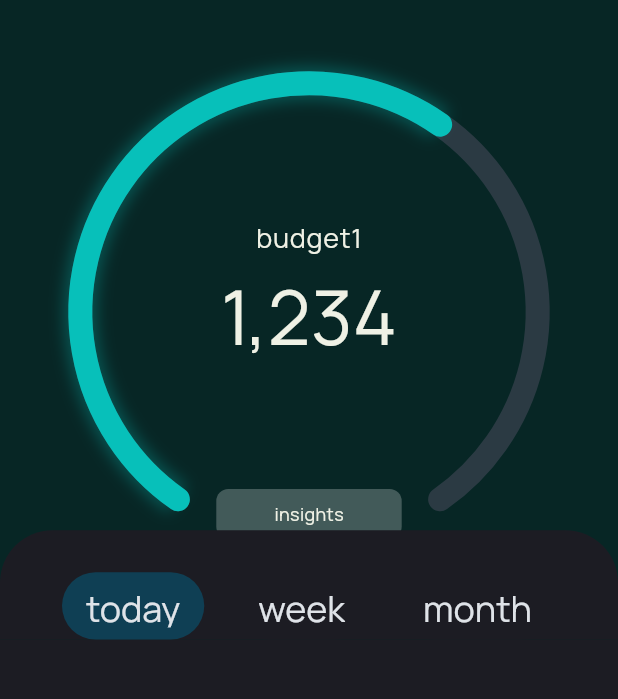
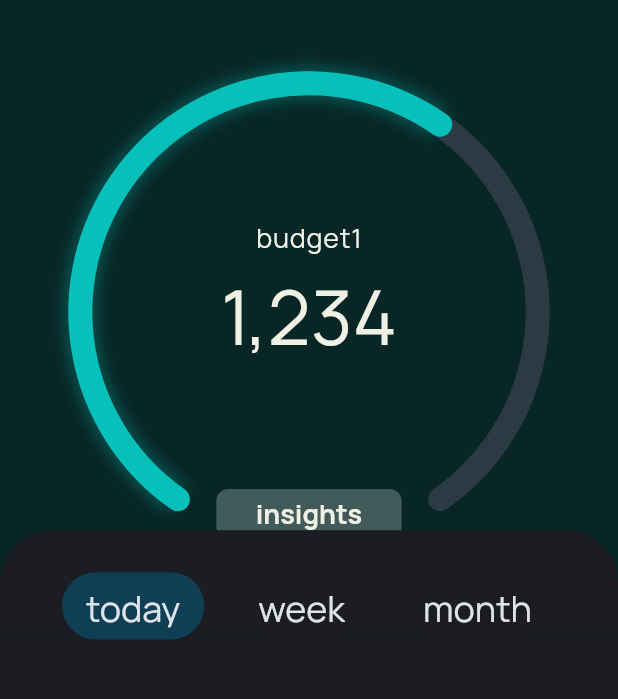
Before and after one commit to Jinansh2608/SpendSense, a Flutter app: the screen it shows after launch, on a phone screen of 412 x 824 dp, the part 65-764 px from its top. Run offline on Flutter 3.47's test engine with Material 3 defaults, Android fonts, the phone set to English and light mode, and no system bars.

Commit message:
fixed the insight button

```diff
--- a/spendsense/lib/Theme/texttheme.dart
+++ b/spendsense/lib/Theme/texttheme.dart
@@ -50,7 +50,7 @@ static lightTextTheme(){
       color:  const Color.fromARGB(255, 239, 241, 229),
     ),
     titleLarge: const TextStyle().copyWith(
-      fontSize: 16,
+      fontSize: 18,
       fontWeight: FontWeight.bold,
       color:  const Color.fromARGB(255, 239, 241, 229),
     ),
--- a/spendsense/lib/pages/dashscreen.dart
+++ b/spendsense/lib/pages/dashscreen.dart
@@ -64,9 +64,7 @@ class Dashscreen extends StatelessWidget {
                         borderRadius: BorderRadius.circular(8)
                       ),
                       child: Center(child: Text("insights",
-                      style: TextStyle(
-                        fontSize: 12
-                      ),
+                      style: TextTheme.of(context).titleLarge
                       )),
                     ),
                   )
```
